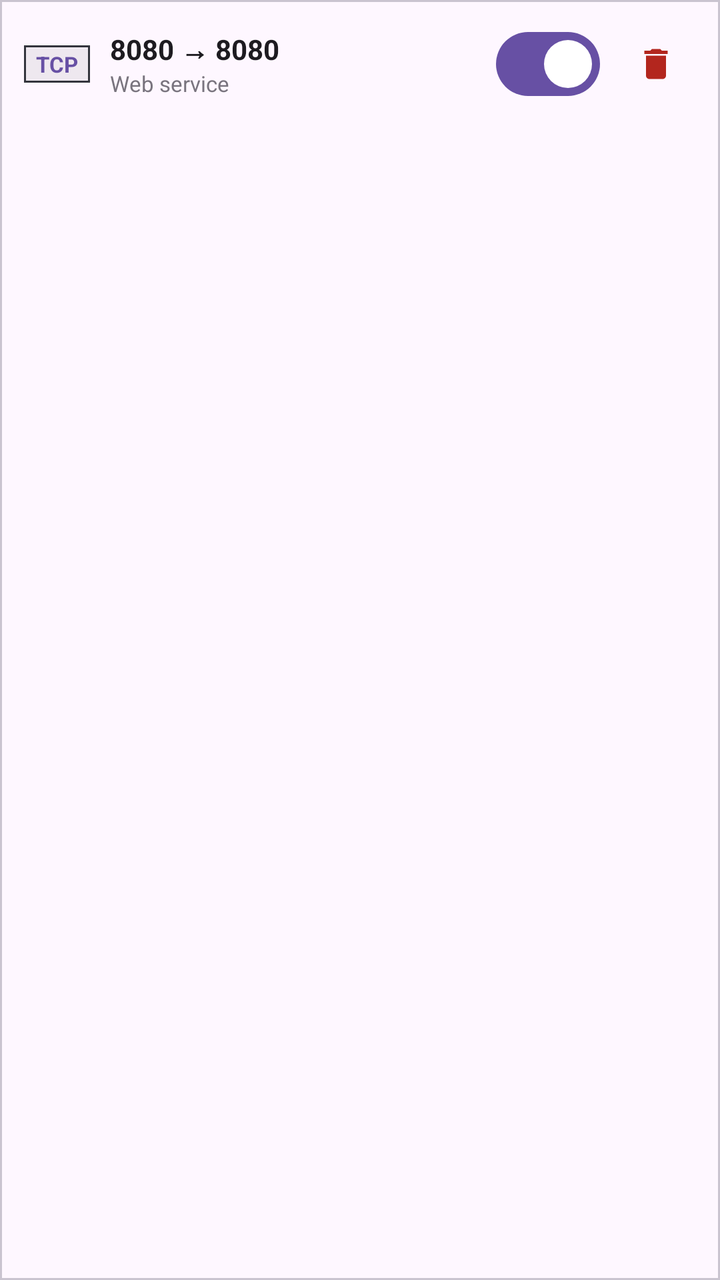
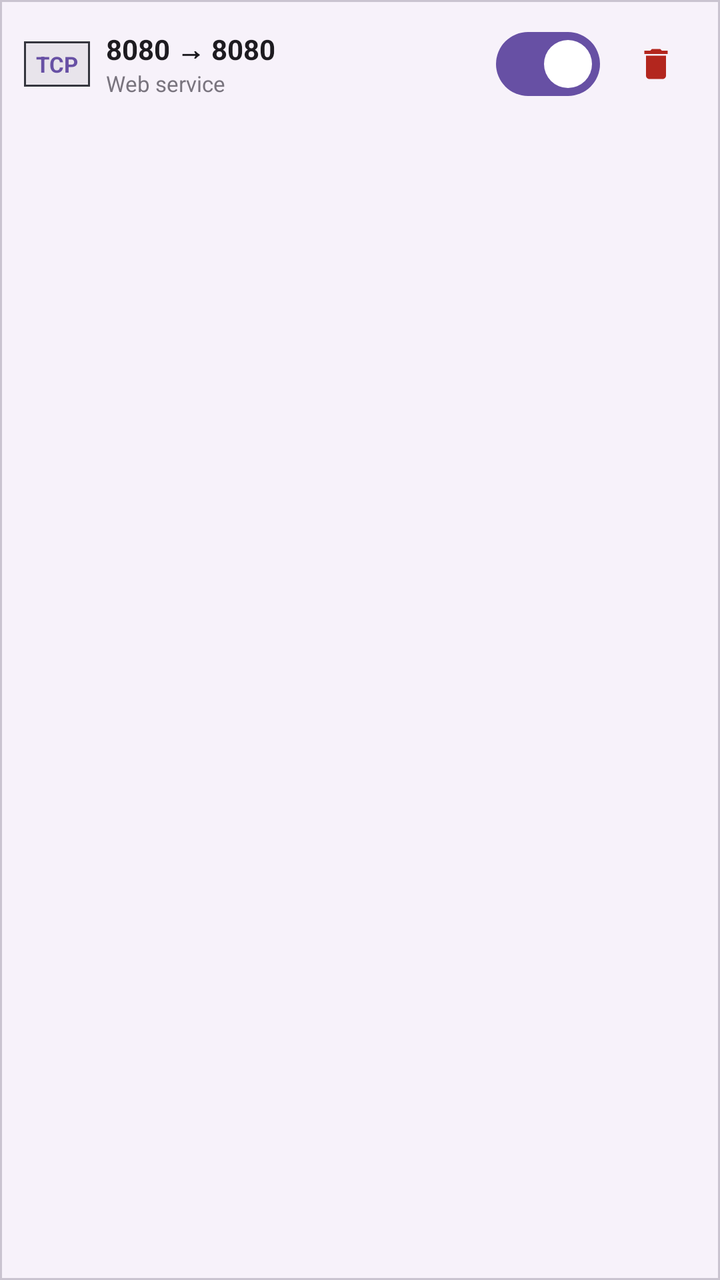

An Android layout rendered at two revisions. The XML below is the earlier revision; the diff shows what the commit changed to produce the second picture.
<!-- AndroidManifest.xml: application theme Theme.Orchestella -->
<!-- res/layout/item_port_forwarding_rule.xml -->
<?xml version="1.0" encoding="utf-8"?>
<com.google.android.material.card.MaterialCardView xmlns:android="http://schemas.android.com/apk/res/android"
    xmlns:app="http://schemas.android.com/apk/res-auto"
    android:layout_width="match_parent"
    android:layout_height="wrap_content"
    android:layout_marginTop="4dp"
    android:layout_marginBottom="4dp"
    app:cardCornerRadius="0dp"
    app:cardElevation="0dp"
    app:strokeWidth="1dp"
    app:strokeColor="?attr/colorOutlineVariant">

    <LinearLayout
        android:layout_width="match_parent"
        android:layout_height="wrap_content"
        android:minHeight="56dp"
        android:orientation="horizontal"
        android:gravity="center_vertical"
        android:paddingStart="12dp"
        android:paddingEnd="8dp"
        android:paddingTop="8dp"
        android:paddingBottom="8dp">

        <TextView
            android:id="@+id/tv_rule_protocol"
            android:layout_width="wrap_content"
            android:layout_height="wrap_content"
            android:background="@drawable/bg_status_badge"
            android:paddingStart="6dp"
            android:paddingTop="2dp"
            android:paddingEnd="6dp"
            android:paddingBottom="2dp"
            android:text="TCP"
            android:textSize="11sp"
            android:textStyle="bold"
            android:textColor="?attr/colorPrimary"
            android:layout_marginEnd="10dp" />

        <LinearLayout
            android:layout_width="0dp"
            android:layout_height="wrap_content"
            android:layout_weight="1"
            android:orientation="vertical">

            <TextView
                android:id="@+id/tv_rule_ports"
                android:layout_width="wrap_content"
                android:layout_height="wrap_content"
                android:text="8080 → 8080"
                android:textSize="14sp"
                android:textStyle="bold"
                android:typeface="monospace"
                android:textColor="?attr/colorOnSurface" />

            <TextView
                android:id="@+id/tv_rule_desc"
                android:layout_width="wrap_content"
                android:layout_height="wrap_content"
                android:text="Web service"
                android:textSize="11sp"
                android:textColor="?attr/colorOutline" />
        </LinearLayout>

        <com.google.android.material.materialswitch.MaterialSwitch
            android:id="@+id/switch_rule_enabled"
            android:layout_width="wrap_content"
            android:layout_height="wrap_content"
            android:minWidth="48dp"
            android:minHeight="48dp"
            android:checked="true"
            android:layout_marginEnd="4dp" />

        <com.google.android.material.button.MaterialButton
            android:id="@+id/btn_rule_delete"
            style="@style/Widget.Material3.Button.IconButton"
            android:layout_width="48dp"
            android:layout_height="48dp"
            android:minWidth="48dp"
            android:minHeight="48dp"
            app:icon="@drawable/ic_delete"
            app:iconTint="?attr/colorError"
            android:contentDescription="删除该端口转发规则" />
    </LinearLayout>
</com.google.android.material.card.MaterialCardView>
<!-- resources referenced by this layout -->
<resources>
  <!-- drawable bg_status_badge (drawable) -->
  <?xml version="1.0" encoding="utf-8"?>
  <shape xmlns:android="http://schemas.android.com/apk/res/android"
      android:shape="rectangle">
      <corners android:radius="0dp" />
      <solid android:color="#20808080" />
      <stroke
          android:width="1dp"
          android:color="#34353D" />
  </shape>
  <!-- drawable ic_delete (drawable) -->
  <vector xmlns:android="http://schemas.android.com/apk/res/android"
      android:width="24dp"
      android:height="24dp"
      android:viewportWidth="24"
      android:viewportHeight="24">
    <path
        android:fillColor="#EF4444"
        android:pathData="M6,19c0,1.1 0.9,2 2,2h8c1.1,0 2,-0.9 2,-2V7H6v12zM19,4h-3.5l-1,-1h-5l-1,1H5v2h14V4z"/>
  </vector>
  <style name="Theme.Orchestella" parent="Theme.Material3.DayNight.NoActionBar">
          <item name="android:fontFamily">sans-serif</item>
          <item name="android:windowActionModeOverlay">true</item>
          <item name="android:statusBarColor">@android:color/transparent</item>
          <item name="android:navigationBarColor">@android:color/transparent</item>
          
          <item name="android:windowAnimationStyle">@style/Animation.Orchestella.Activity</item>
      </style>
  <style name="Animation.Orchestella.Activity" parent="@android:style/Animation.Activity">
          <item name="android:activityOpenEnterAnimation">@anim/oe_activity_open_enter</item>
          <item name="android:activityOpenExitAnimation">@anim/oe_activity_open_exit</item>
          <item name="android:activityCloseEnterAnimation">@anim/oe_activity_close_enter</item>
          <item name="android:activityCloseExitAnimation">@anim/oe_activity_close_exit</item>
          <item name="android:taskOpenEnterAnimation">@anim/oe_activity_open_enter</item>
          <item name="android:taskOpenExitAnimation">@anim/oe_activity_open_exit</item>
          <item name="android:taskCloseEnterAnimation">@anim/oe_activity_close_enter</item>
          <item name="android:taskCloseExitAnimation">@anim/oe_activity_close_exit</item>
          <item name="android:taskToFrontEnterAnimation">@anim/oe_activity_open_enter</item>
          <item name="android:taskToFrontExitAnimation">@anim/oe_activity_open_exit</item>
          <item name="android:taskToBackEnterAnimation">@anim/oe_activity_close_enter</item>
          <item name="android:taskToBackExitAnimation">@anim/oe_activity_close_exit</item>
          <item name="android:launchTaskBehindTargetAnimation">@anim/oe_launch_behind_target</item>
          <item name="android:launchTaskBehindSourceAnimation">@anim/oe_launch_behind_source</item>
      </style>
</resources>

<!-- the commit's change to res/layout/item_port_forwarding_rule.xml (unified diff, before → after) -->
@@ -3,12 +3,13 @@
     xmlns:app="http://schemas.android.com/apk/res-auto"
     android:layout_width="match_parent"
     android:layout_height="wrap_content"
-    android:layout_marginTop="4dp"
-    android:layout_marginBottom="4dp"
+    android:layout_marginTop="@dimen/oe_space_xs"
+    android:layout_marginBottom="@dimen/oe_space_xs"
     app:cardCornerRadius="0dp"
     app:cardElevation="0dp"
-    app:strokeWidth="1dp"
-    app:strokeColor="?attr/colorOutlineVariant">
+    app:strokeWidth="@dimen/oe_stroke_hairline"
+    app:strokeColor="?attr/colorOutlineVariant"
+    app:cardBackgroundColor="?attr/colorSurfaceContainerLow">
 
     <LinearLayout
         android:layout_width="match_parent"
@@ -16,25 +17,25 @@
         android:minHeight="56dp"
         android:orientation="horizontal"
         android:gravity="center_vertical"
-        android:paddingStart="12dp"
-        android:paddingEnd="8dp"
-        android:paddingTop="8dp"
-        android:paddingBottom="8dp">
+        android:paddingStart="@dimen/oe_space_md"
+        android:paddingEnd="@dimen/oe_space_sm"
+        android:paddingTop="@dimen/oe_space_sm"
+        android:paddingBottom="@dimen/oe_space_sm">
 
         <TextView
             android:id="@+id/tv_rule_protocol"
             android:layout_width="wrap_content"
             android:layout_height="wrap_content"
             android:background="@drawable/bg_status_badge"
-            android:paddingStart="6dp"
-            android:paddingTop="2dp"
-            android:paddingEnd="6dp"
-            android:paddingBottom="2dp"
+            android:paddingStart="@dimen/oe_icon_inline_gap"
+            android:paddingTop="@dimen/oe_space_xs"
+            android:paddingEnd="@dimen/oe_icon_inline_gap"
+            android:paddingBottom="@dimen/oe_space_xs"
             android:text="TCP"
             android:textSize="11sp"
             android:textStyle="bold"
             android:textColor="?attr/colorPrimary"
-            android:layout_marginEnd="10dp" />
+            android:layout_marginEnd="@dimen/oe_space_sm" />
 
         <LinearLayout
             android:layout_width="0dp"
@@ -68,7 +69,7 @@
             android:minWidth="48dp"
             android:minHeight="48dp"
             android:checked="true"
-            android:layout_marginEnd="4dp" />
+            android:layout_marginEnd="@dimen/oe_space_xs" />
 
         <com.google.android.material.button.MaterialButton
             android:id="@+id/btn_rule_delete"
<!-- resource entries referenced after the edit -->
@@ -1,5 +1,10 @@
 <!-- resources referenced by this layout -->
 <resources>
+  <dimen name="oe_icon_inline_gap">6dp</dimen>
+  <dimen name="oe_space_md">12dp</dimen>
+  <dimen name="oe_space_sm">8dp</dimen>
+  <dimen name="oe_space_xs">4dp</dimen>
+  <dimen name="oe_stroke_hairline">1dp</dimen>
   <!-- drawable bg_status_badge (drawable) -->
   <?xml version="1.0" encoding="utf-8"?>
   <shape xmlns:android="http://schemas.android.com/apk/res/android"
